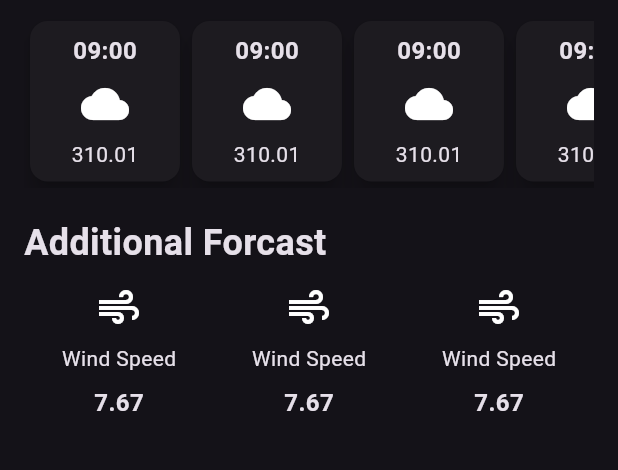
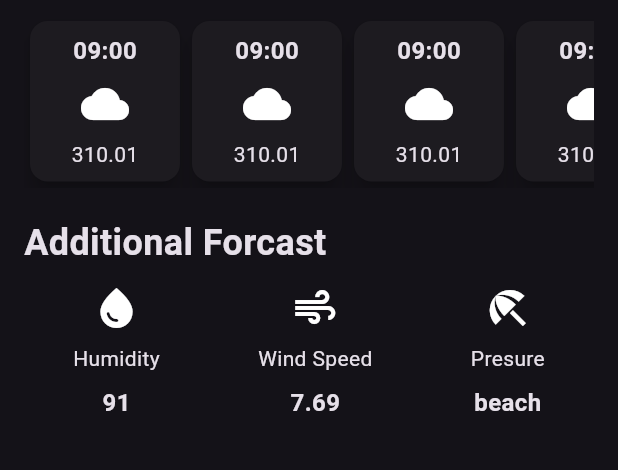
Before and after one commit to Chukwujekwu1/weather_app, a Flutter app: the screen it shows after launch, on a phone screen of 412 x 824 dp, the part 498-968 px from its top. Run offline on Flutter 3.47's test engine with Material 2 defaults, Android fonts, the phone set to English and light mode, and no system bars.

Commit message:
understanding working with api and passing values in an app

```diff
--- a/lib/additional_info_item.dart
+++ b/lib/additional_info_item.dart
@@ -1,28 +1,32 @@
 import 'package:flutter/material.dart';
 
 class AdditionalInfoItem extends StatelessWidget {
-  const AdditionalInfoItem({super.key});
+  final IconData icon;
+  final String label;
+  final String value;
+  const AdditionalInfoItem({super.key, required this.icon, required this.label, required this.value});
 
   @override
   Widget build(BuildContext context) {
-    return const Column(
+    return Column(
       children: [
         Icon(
-          Icons.air,
+          icon,
           size: 32,
         ),
-        SizedBox(
+        const SizedBox(
           height: 8,
         ),
         Text(
-          "Wind Speed",
+          label,
         ),
-        SizedBox(
+        const SizedBox(
           height: 8,
         ),
         Text(
-          "7.67",
-          style: TextStyle(
+          value
+         ,
+          style: const TextStyle(
             fontSize: 16,
             fontWeight: FontWeight.bold,
           ),
--- a/lib/weather_screen.dart
+++ b/lib/weather_screen.dart
@@ -118,12 +118,24 @@ class WeatherScreen extends StatelessWidget {
               ),
             ),
             const SizedBox(height: 10),
-            const Row(
+           const Row(
               mainAxisAlignment: MainAxisAlignment.spaceAround,
               children: [
-                AdditionalInfoItem(),
-                AdditionalInfoItem(),
-                AdditionalInfoItem(),
+                AdditionalInfoItem(
+                  icon: Icons.water_drop,
+                  label: "Humidity",
+                  value: "91",
+                ),
+                AdditionalInfoItem(
+                  icon: Icons.air,
+                  label: "Wind Speed",
+                  value: "7.69",
+                ),
+                AdditionalInfoItem(
+                  icon: Icons.beach_access,
+                  label: "Presure",
+                  value:"beach" ,
+                ),
               ],
             )
           ],
```
